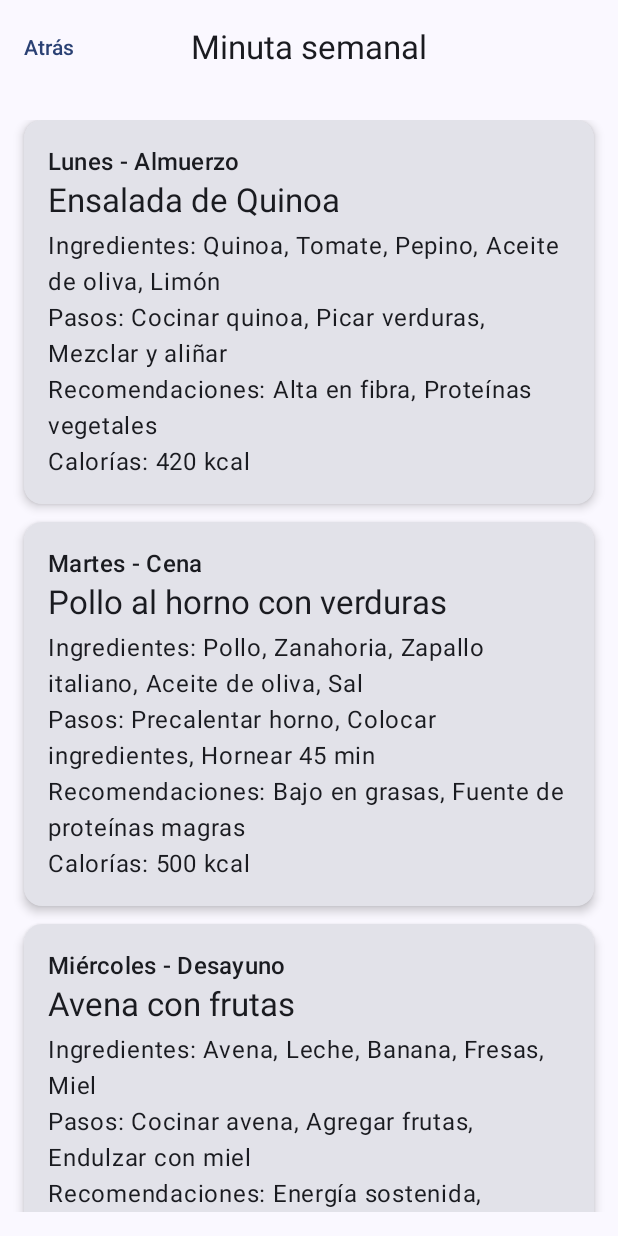
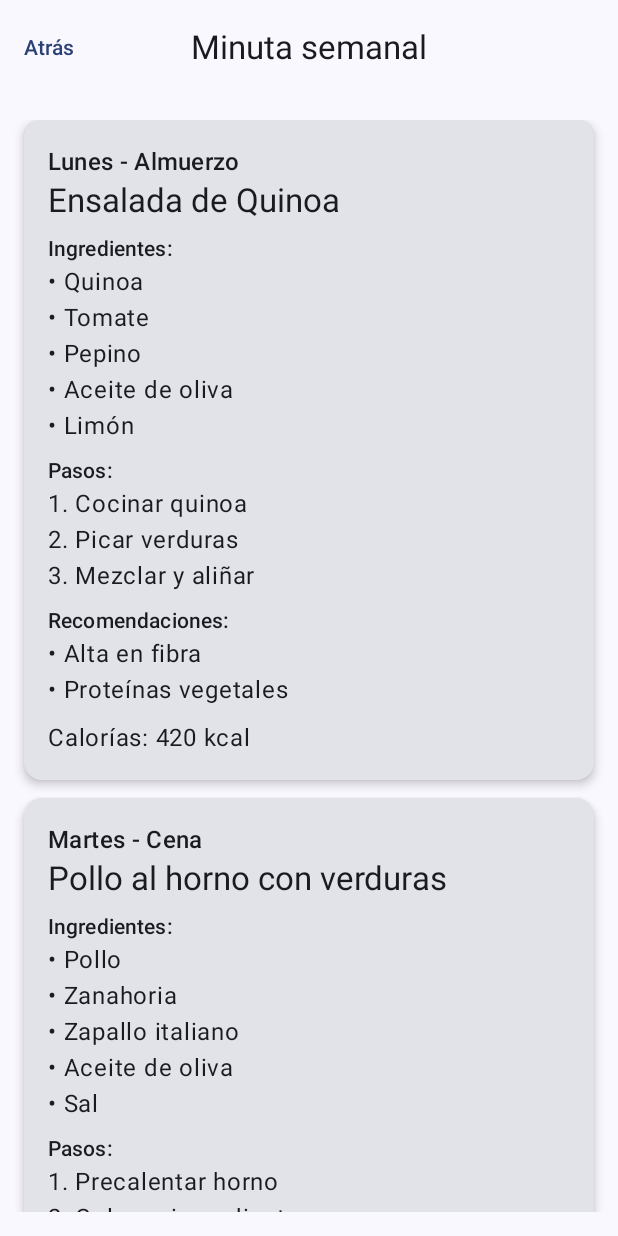
Before and after one commit to zJoseSepulvedaC/MinutaNutricional, an Android app built with Jetpack Compose: the screen it shows after launch (MainActivity), after a tap on "Entrar", on a phone screen of 412 x 824 dp. Run offline under Robolectric (Android 15) with nearby library versions, the phone set to English and light mode, and no system bars.

Commit message:
Avance Semana 4

```diff
--- a/app/src/main/java/com/sepulveda/minutanutricional/ui/screens/WeeklyMenuScreen.kt
+++ b/app/src/main/java/com/sepulveda/minutanutricional/ui/screens/WeeklyMenuScreen.kt
@@ -58,7 +58,7 @@ val weeklyRecipes = listOf(
         calories = 380
     ),
     Recipe(
-        dayOfWeek = "Vierness",
+        dayOfWeek = "Viernes", // corregido
         name = "Pescado a la plancha con ensalada",
         mealType = "Cena",
         ingredients = listOf("Filete de pescado", "Lechuga", "Tomate", "Aceite de oliva"),
@@ -102,10 +102,20 @@ fun WeeklyMenuScreen(onBack: () -> Unit) {
                             text = recipe.name,
                             style = MaterialTheme.typography.titleLarge
                         )
-                        Spacer(modifier = Modifier.height(4.dp))
-                        Text("Ingredientes: ${recipe.ingredients.joinToString()}")
-                        Text("Pasos: ${recipe.steps.joinToString()}")
-                        Text("Recomendaciones: ${recipe.nutritionTips.joinToString()}")
+
+                        Spacer(modifier = Modifier.height(8.dp))
+                        Text("Ingredientes:", style = MaterialTheme.typography.titleSmall)
+                        Text("• " + recipe.ingredients.joinToString("\n• "))
+
+                        Spacer(modifier = Modifier.height(8.dp))
+                        Text("Pasos:", style = MaterialTheme.typography.titleSmall)
+                        Text(recipe.steps.mapIndexed { i, s -> "${i + 1}. $s" }.joinToString("\n"))
+
+                        Spacer(modifier = Modifier.height(8.dp))
+                        Text("Recomendaciones:", style = MaterialTheme.typography.titleSmall)
+                        Text("• " + recipe.nutritionTips.joinToString("\n• "))
+
+                        Spacer(modifier = Modifier.height(8.dp))
                         Text("Calorías: ${recipe.calories} kcal")
                     }
                 }
```
